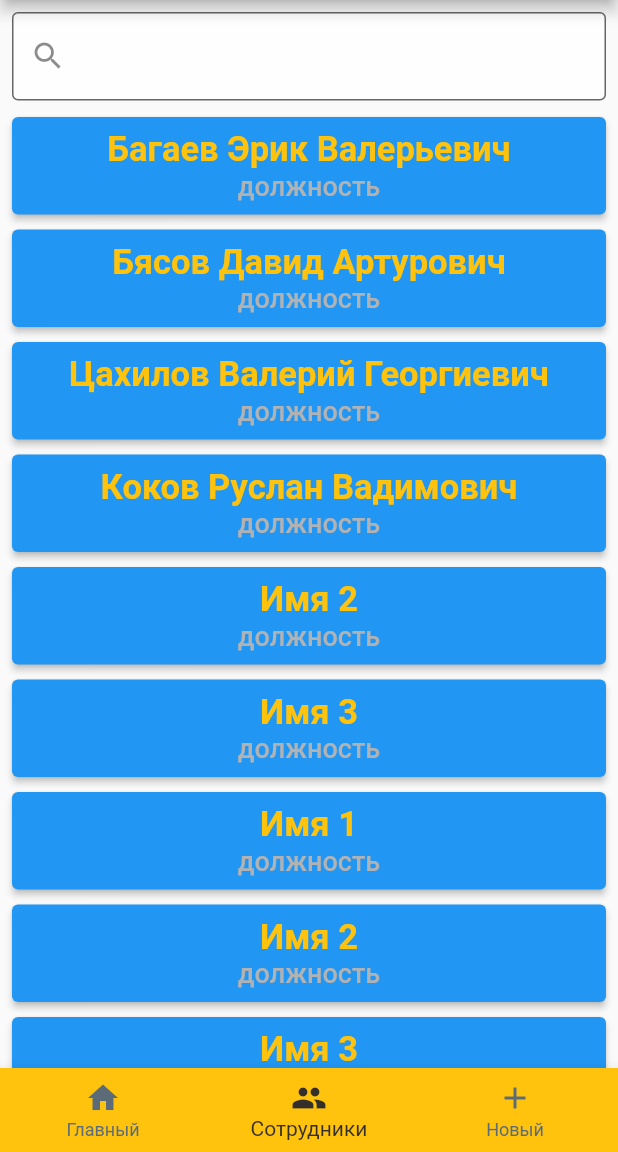
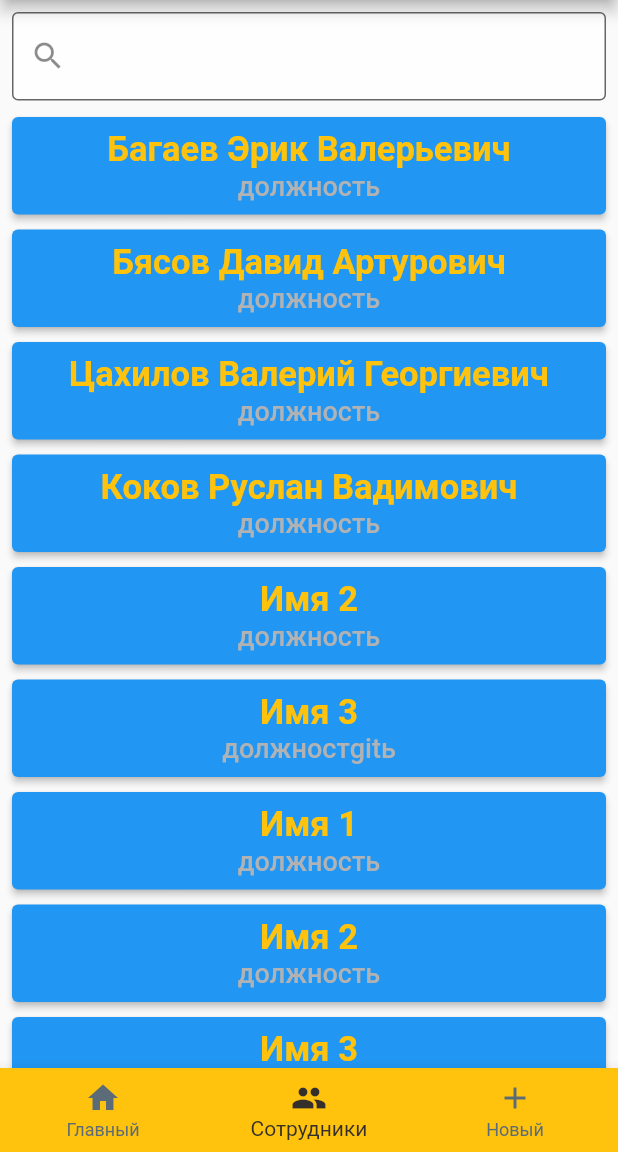
Before and after one commit to ErikBagaev1/Courswork_2, a Flutter app: the screen it shows after launch, item 2 of the bottom bar chosen, on a phone screen of 412 x 824 dp, the part 84-1236 px from its top. Run offline on Flutter 3.47's test engine with Material 2 defaults, Android fonts, the phone set to English and light mode, and no system bars.

Commit message:
вторая

```diff
--- a/lib/WorkersScreen/workers_screen.dart
+++ b/lib/WorkersScreen/workers_screen.dart
@@ -8,7 +8,7 @@ final _workers = [
   WorkersCards(fullName: 'Цахилов Валерий Георгиевич', position: 'должность'),
   WorkersCards(fullName: 'Коков Руслан Вадимович', position: 'должность'),
   WorkersCards(fullName: 'Имя 2', position: 'должность'),
-  WorkersCards(fullName: 'Имя 3', position: 'должность'),
+  WorkersCards(fullName: 'Имя 3', position: 'должностgitь'),
   WorkersCards(fullName: 'Имя 1', position: 'должность'),
   WorkersCards(fullName: 'Имя 2', position: 'должность'),
   WorkersCards(fullName: 'Имя 3', position: 'должность'),
```
